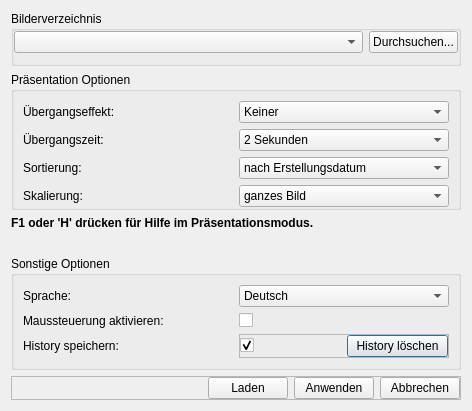
hel800/picture-show, file settingsdialog.ui: the form before one commit.
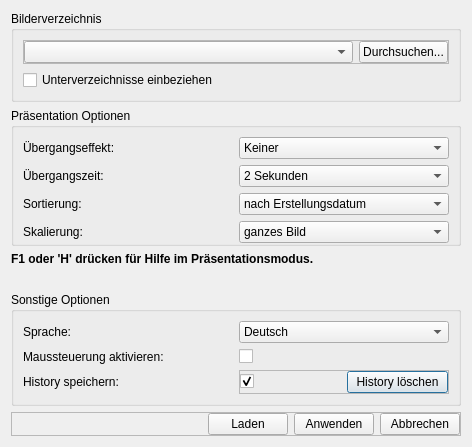
The form after the commit.

Commit message: added subdir loading with on and off ability

Patch:
```diff
--- a/settingsdialog.ui
+++ b/settingsdialog.ui
@@ -7,7 +7,7 @@
     <x>0</x>
     <y>0</y>
     <width>472</width>
-    <height>379</height>
+    <height>412</height>
    </rect>
   </property>
   <property name="minimumSize">
@@ -20,7 +20,7 @@
    <string>picture show - Bilder öffnen und Einstellungen</string>
   </property>
   <layout class="QGridLayout" name="gridLayout">
-   <item row="2" column="0">
+   <item row="3" column="0">
     <widget class="QLabel" name="label_5">
      <property name="text">
       <string>&lt;html&gt;&lt;head/&gt;&lt;body&gt;&lt;p&gt;&lt;span style=&quot; font-weight:600;&quot;&gt;F1 oder 'H' drücken für Hilfe im Präsentationsmodus.&lt;/span&gt;&lt;/p&gt;&lt;/body&gt;&lt;/html&gt;</string>
@@ -28,6 +28,22 @@
     </widget>
    </item>
    <item row="4" column="0">
+    <spacer name="verticalSpacer">
+     <property name="orientation">
+      <enum>Qt::Vertical</enum>
+     </property>
+     <property name="sizeType">
+      <enum>QSizePolicy::MinimumExpanding</enum>
+     </property>
+     <property name="sizeHint" stdset="0">
+      <size>
+       <width>20</width>
+       <height>20</height>
+      </size>
+     </property>
+    </spacer>
+   </item>
+   <item row="5" column="0">
     <widget class="QGroupBox" name="groupBox">
      <property name="minimumSize">
       <size>
@@ -131,7 +147,7 @@
      </layout>
     </widget>
    </item>
-   <item row="1" column="0">
+   <item row="2" column="0">
     <widget class="QGroupBox" name="groupBox_4">
      <property name="minimumSize">
       <size>
@@ -324,19 +340,19 @@
      <property name="flat">
       <bool>true</bool>
      </property>
+     <layout class="QVBoxLayout" name="verticalLayout">
+      <item>
+       <widget class="QFrame" name="frame_3">
+        <property name="frameShape">
+         <enum>QFrame::StyledPanel</enum>
+        </property>
+        <property name="frameShadow">
+         <enum>QFrame::Raised</enum>
+        </property>
      <layout class="QHBoxLayout" name="horizontalLayout">
-      <property name="leftMargin">
+         <property name="margin">
        <number>0</number>
       </property>
-      <property name="topMargin">
-       <number>0</number>
-      </property>
-      <property name="rightMargin">
-       <number>0</number>
-      </property>
-      <property name="bottomMargin">
-       <number>10</number>
-      </property>
       <item>
        <widget class="QComboBox" name="comboBox_directoryPath">
         <property name="sizePolicy">
@@ -357,7 +373,17 @@
      </layout>
     </widget>
    </item>
-   <item row="5" column="0">
+      <item>
+       <widget class="QCheckBox" name="checkBox_subdirs">
+        <property name="text">
+         <string>Unterverzeichnisse einbeziehen</string>
+        </property>
+       </widget>
+      </item>
+     </layout>
+    </widget>
+   </item>
+   <item row="6" column="0">
     <widget class="QFrame" name="frame">
      <property name="frameShape">
       <enum>QFrame::StyledPanel</enum>
@@ -406,22 +432,6 @@
      </layout>
     </widget>
    </item>
-   <item row="3" column="0">
-    <spacer name="verticalSpacer">
-     <property name="orientation">
-      <enum>Qt::Vertical</enum>
-     </property>
-     <property name="sizeType">
-      <enum>QSizePolicy::MinimumExpanding</enum>
-     </property>
-     <property name="sizeHint" stdset="0">
-      <size>
-       <width>20</width>
-       <height>20</height>
-      </size>
-     </property>
-    </spacer>
-   </item>
   </layout>
  </widget>
  <tabstops>
```
Left out of the diff: 2 changed lines with no effect on the pictures. Lines whose indentation alone changed are shown as unchanged. The commit also changes 5 other files.
